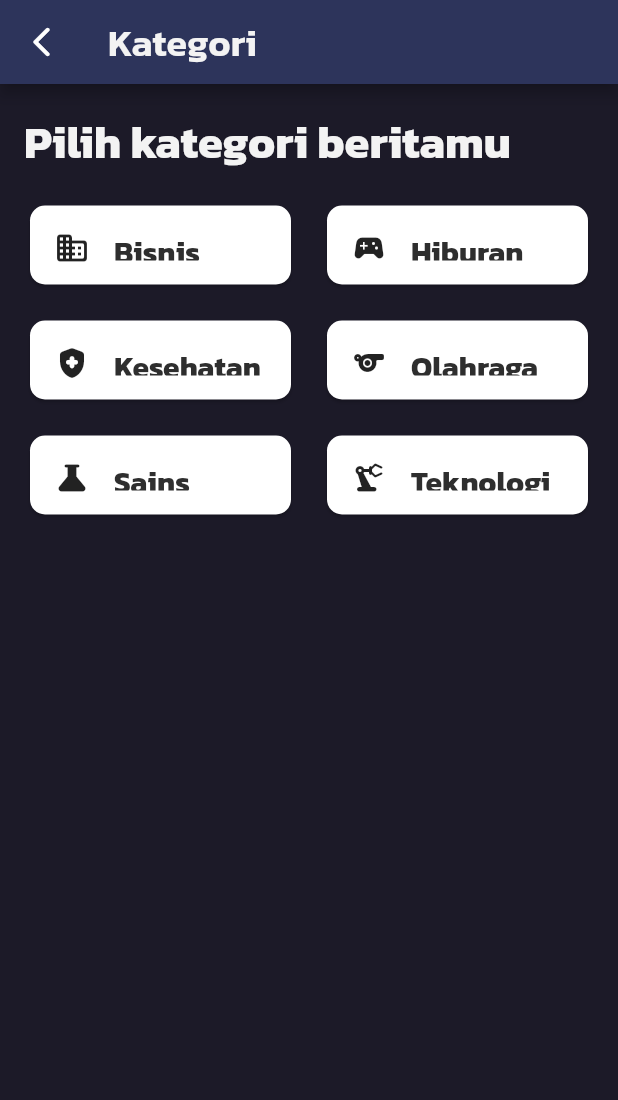
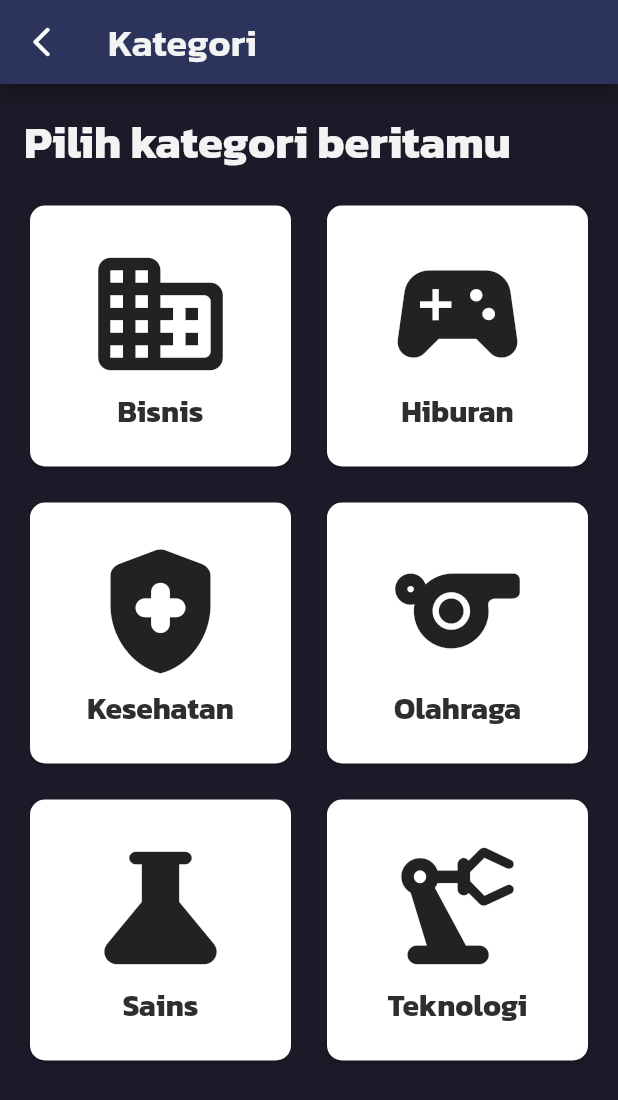
Before and after one commit to alfianAH/news-dart, a Flutter app: the CategoryScreen screen opened directly, on a phone screen of 412 x 824 dp. Shown: the top 1100 px of the screen. Run offline on Flutter 3.47's test engine with Material 2 defaults, Android fonts, the phone set to English and light mode, and no system bars; our stand-ins replace chopper, flutter_dotenv; generated files the repository leaves out were written again; network calls fail.

Commit message:
Change grid view

```diff
--- a/lib/ui/category_screen.dart
+++ b/lib/ui/category_screen.dart
@@ -43,7 +43,6 @@ class _CategoryScreenState extends State<CategoryScreen> {
                 crossAxisCount: 2,
                 crossAxisSpacing: 16,
                 mainAxisSpacing: 16,
-                childAspectRatio: 3,
 
                 children: newsCategoryList.map((newsCategory){
                   return InkWell(
@@ -62,10 +61,13 @@ class _CategoryScreenState extends State<CategoryScreen> {
                       ),
                       child: Padding(
                         padding: const EdgeInsets.all(16),
-                        child: Row(
-                          crossAxisAlignment: CrossAxisAlignment.center,
+                        child: Column(
+                          mainAxisAlignment: MainAxisAlignment.center,
                           children: [
-                            Icon(newsCategory.categoryIcon),
+                            Icon(
+                              newsCategory.categoryIcon,
+                              size: 100,
+                            ),
 
                             SizedBox(width: 16,),
 
```
